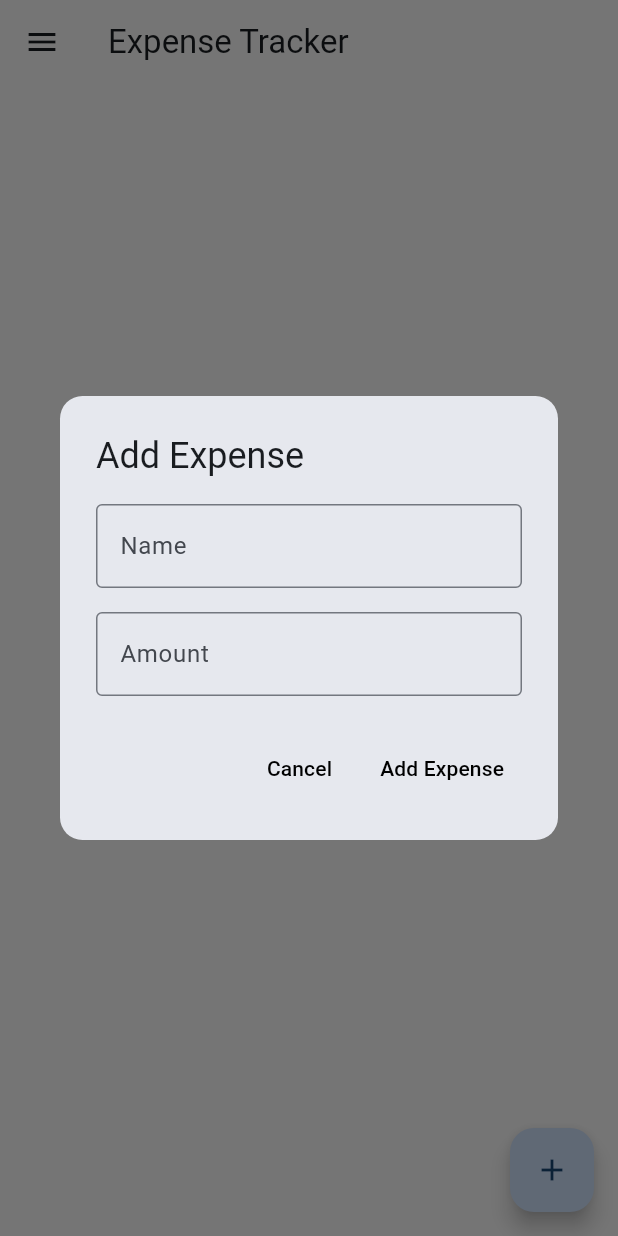
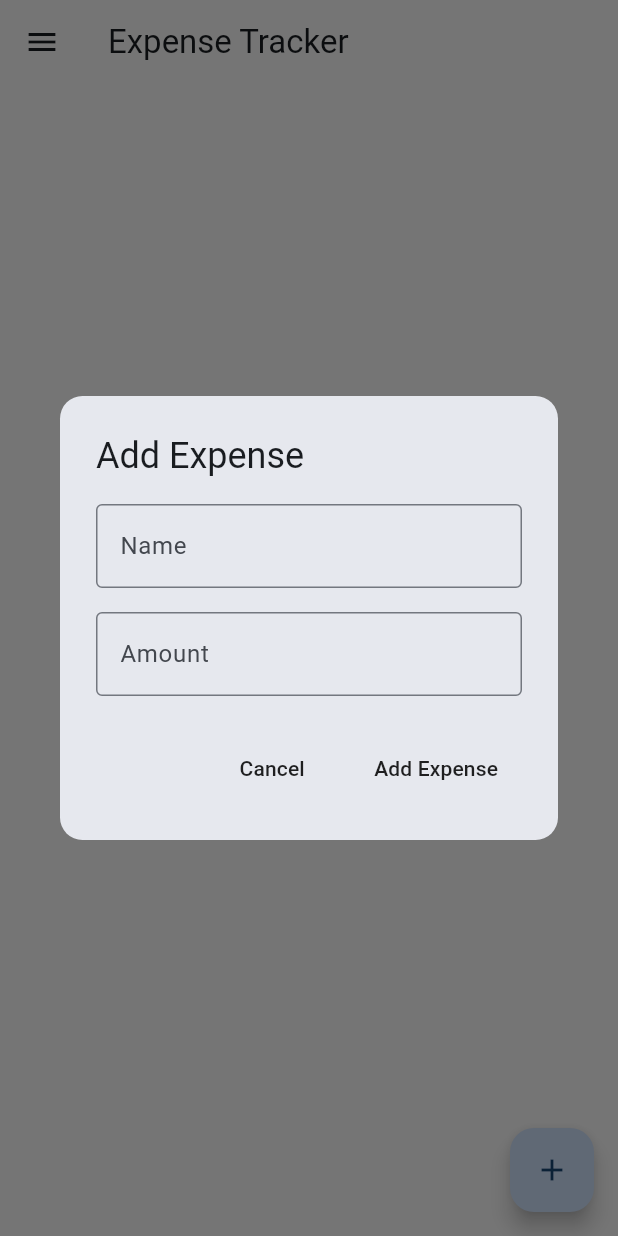
Before and after one commit to TonnyKamau/expense-tracker, a Flutter app: the screen it shows after launch, after a tap on the "add" icon, on a phone screen of 412 x 824 dp. Run offline on Flutter 3.47's test engine with Material 3 defaults, Android fonts, the phone set to English and light mode, and no system bars; our stand-ins replace flutter_bloc, get, hydrated_bloc, sqflite; accounts and stored records are empty.

Commit message:
to update alert buttons

```diff
--- a/lib/pages/home_pages.dart
+++ b/lib/pages/home_pages.dart
@@ -74,7 +74,7 @@ class _HomePageState extends State<HomePage> {
   }
 
   Widget _cancleButton() {
-    return TextButton(
+    return MaterialButton(
       onPressed: () {
         Navigator.pop(context);
         titleController.clear();
@@ -85,7 +85,7 @@ class _HomePageState extends State<HomePage> {
   }
 
   Widget _submitButton() {
-    return TextButton(
+    return MaterialButton(
       onPressed: () async {
         if (titleController.text.isNotEmpty &&
             amountController.text.isNotEmpty) {
```
